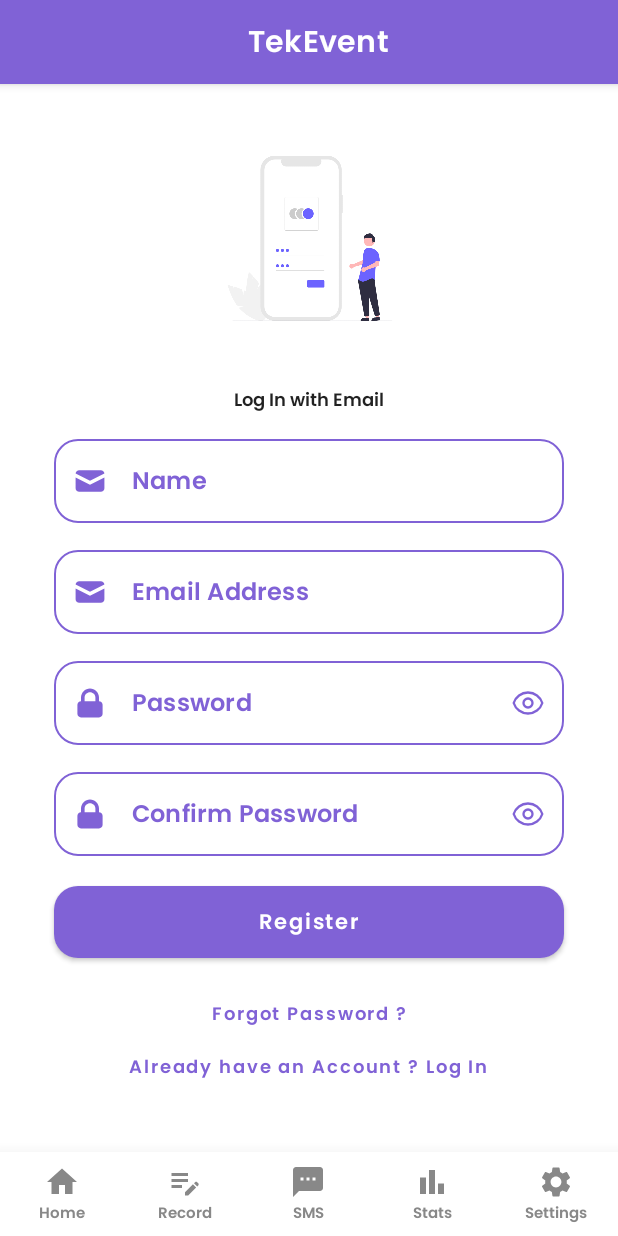
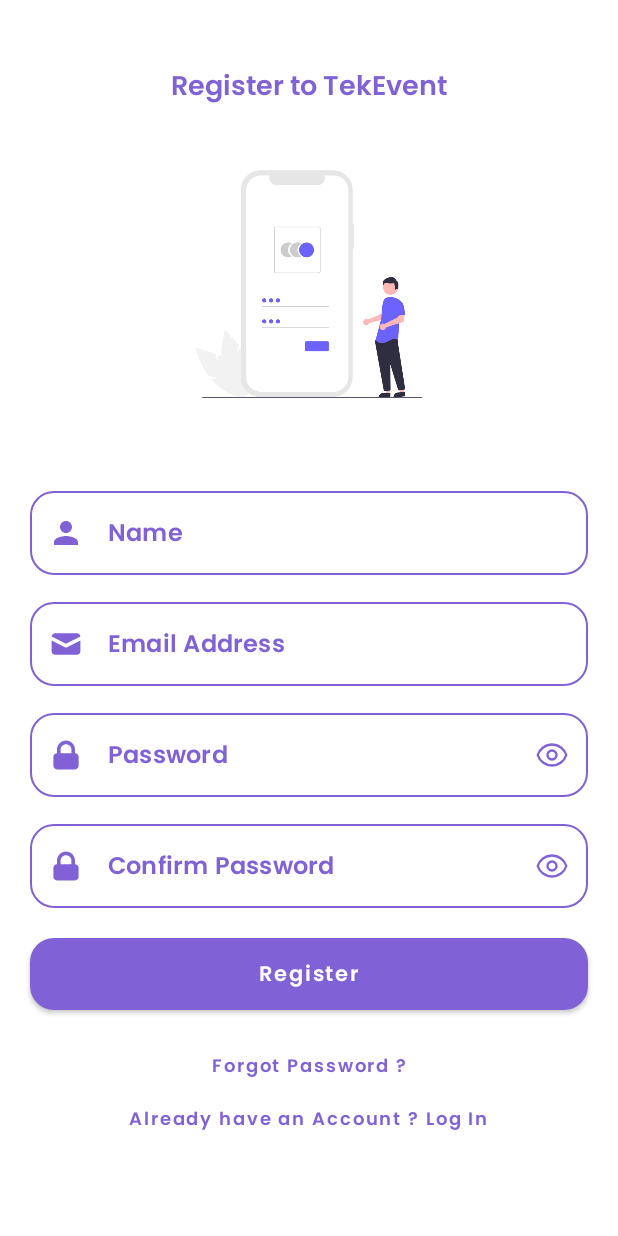
Before and after one commit to samAricha/Tek_Event_Android_Client, an Android app built with Jetpack Compose: the composable RootNavGraph shown on its own in the app's theme, after a tap on "Don't have an Account ? Sign Up", on a phone screen of 412 x 824 dp. Run offline under Robolectric (Android 15) with nearby library versions, the phone set to English and light mode, and no system bars; our stand-ins replace Dagger/Hilt's generated code, accompanist; libraries missing offline, so code that uses them is left out: com.jakewharton.retrofit2; network calls fail.

Commit message:
touch up on login and RegistrationScreen.kt

```diff
--- a/app/src/main/java/teka/android/tekeventandroidclient/MainAppScreen.kt
+++ b/app/src/main/java/teka/android/tekeventandroidclient/MainAppScreen.kt
@@ -181,13 +181,14 @@ fun MainAppScreen() {
         }
         ) {
             Box(modifier = Modifier.padding(bottom = 60.dp)) {
-                val authViewModel: AuthViewModel = hiltViewModel()
-                val isLoggedInState = authViewModel.isLoggedIn.collectAsState()
-                if(!isLoggedInState.value){
-                    RootNavGraph(navController = navHostController, startDestination = AUTH_GRAPH_ROUTE)
-                }else{
-                    MainNavGraph(navController = navHostController)
-                }
+                MainNavGraph(navController = navHostController)
+//                val authViewModel: AuthViewModel = hiltViewModel()
+//                val isLoggedInState = authViewModel.isLoggedIn.collectAsState()
+//                if(!isLoggedInState.value){
+//                    RootNavGraph(navController = navHostController, startDestination = AUTH_GRAPH_ROUTE)
+//                }else{
+//
+//                }
 
             }
         }
--- a/app/src/main/java/teka/android/tekeventandroidclient/navigation/RootNavGraph.kt
+++ b/app/src/main/java/teka/android/tekeventandroidclient/navigation/RootNavGraph.kt
@@ -1,10 +1,14 @@
 package teka.android.tekeventandroidclient.navigation
 
 import androidx.compose.runtime.Composable
+import androidx.compose.runtime.collectAsState
+import androidx.hilt.navigation.compose.hiltViewModel
 import androidx.navigation.NavHostController
 import androidx.navigation.compose.NavHost
 import androidx.navigation.compose.composable
 import teka.android.tekeventandroidclient.MainAppScreen
+import teka.android.tekeventandroidclient.presentation.auth.AuthViewModel
+import teka.android.tekeventandroidclient.presentation.auth.login.LoginScreen
 
 @Composable
 fun RootNavGraph(
@@ -21,7 +25,14 @@ fun RootNavGraph(
 
 
         composable(route = To_MAIN_GRAPH_ROUTE){
-            MainAppScreen()
+            val authViewModel: AuthViewModel = hiltViewModel()
+            val isLoggedInState = authViewModel.isLoggedIn.collectAsState()
+            if(!isLoggedInState.value){
+                LoginScreen(navController)
+            }else{
+                MainAppScreen()
+            }
+
         }
 
     }
--- a/app/src/main/java/teka/android/tekeventandroidclient/presentation/auth/login/LoginScreen.kt
+++ b/app/src/main/java/teka/android/tekeventandroidclient/presentation/auth/login/LoginScreen.kt
@@ -4,6 +4,7 @@ import android.util.Log
 import android.widget.Toast
 import androidx.compose.foundation.Image
 import androidx.compose.foundation.layout.*
+import androidx.compose.foundation.lazy.LazyColumn
 import androidx.compose.foundation.text.KeyboardOptions
 import androidx.compose.material.*
 import androidx.compose.runtime.*
@@ -57,75 +58,84 @@ fun LoginScreen(
     }
 
 
-    Column() {
-
+    LazyColumn() {
+        item {
         Box(
             contentAlignment = Alignment.BottomCenter,
-            modifier = Modifier
+            modifier = Modifier.padding(top = 10.dp)
         ) {
             Column(
                 horizontalAlignment = Alignment.CenterHorizontally,
-                modifier = Modifier
-                    .padding(top = 100.dp),
             ) {
+                Text(
+                    text = "Welcome to TekEvent",
+                    fontSize = 18.sp,
+                    color = PrimaryColor,
+                    modifier = Modifier
+                        .fillMaxWidth()
+                        .padding(top = 10.dp),
+                    textAlign = TextAlign.Center,
+                    fontWeight = FontWeight.Bold,
+                )
+                Spacer(modifier = Modifier.height(20.dp))
                 Image(
                     painter = painterResource(id = R.drawable.access),
-                    contentDescription = "Sms Logo",
+                    contentDescription = "Accept Svg",
                     modifier = Modifier
-                        .size(150.dp)
-                        .padding(bottom = 16.dp),
+                        .size(250.dp)
+                        .padding(bottom = 6.dp),
                     contentScale = ContentScale.Fit
                 )
                 Spacer(modifier = Modifier.height(20.dp))
-                Text(
-                    text = "Welcome to TekEvent",
-                    fontSize = 28.sp,
-                    color = PrimaryColor,
-                    modifier = Modifier
-                        .fillMaxWidth()
-                        .padding(horizontal = 30.dp),
-                    textAlign = TextAlign.Center,
-                    fontWeight = FontWeight.Bold,
-                )
+//                Text(
+//                    text = "Welcome from TekEvent",
+//                    fontSize = 18.sp,
+//                    color = PrimaryColor,
+//                    modifier = Modifier
+//                        .fillMaxWidth()
+//                        .padding(horizontal = 30.dp),
+//                    textAlign = TextAlign.Center,
+//                    fontWeight = FontWeight.Bold,
+//                )
 
-                Button(
-                    onClick = { },
-                    colors = ButtonDefaults.buttonColors(
-                        backgroundColor = Color.White
-                    ),
-                    contentPadding = PaddingValues(horizontal = 20.dp, vertical = 10.dp),
-                    modifier = Modifier.padding(top = 20.dp),
-                    shape = Shapes.large
-                ) {
-                    Row(verticalAlignment = Alignment.CenterVertically) {
-                        Icon(
-                            painter = painterResource(id = R.drawable.ic_google),
-                            contentDescription = "",
-                            tint = Color.Unspecified,
-                            modifier = Modifier.size(26.dp)
-                        )
-                        Spacer(modifier = Modifier.width(20.dp))
-                        Text(text = "Continue with Google", color = PrimaryColor, fontSize = 16.sp)
-                    }
-                }
+//                Button(
+//                    onClick = { },
+//                    colors = ButtonDefaults.buttonColors(
+//                        backgroundColor = Color.White
+//                    ),
+//                    contentPadding = PaddingValues(horizontal = 20.dp, vertical = 10.dp),
+//                    modifier = Modifier.padding(top = 20.dp),
+//                    shape = Shapes.large
+//                ) {
+//                    Row(verticalAlignment = Alignment.CenterVertically) {
+//                        Icon(
+//                            painter = painterResource(id = R.drawable.ic_google),
+//                            contentDescription = "",
+//                            tint = Color.Unspecified,
+//                            modifier = Modifier.size(26.dp)
+//                        )
+//                        Spacer(modifier = Modifier.width(20.dp))
+//                        Text(text = "Continue with Google", color = PrimaryColor, fontSize = 16.sp)
+//                    }
+//                }
 
 
                 Card(
                     modifier = Modifier
                         .fillMaxWidth()
-                        .padding(top = 20.dp),
+                        .padding(top = 6.dp),
                     backgroundColor = Color.White,
                     elevation = 0.dp,
                     shape = BottomBoxShape.medium
                 ) {
 
                     Column(horizontalAlignment = Alignment.CenterHorizontally) {
-                        Text(
-                            text = "Log In with Email",
-//                            fontFamily = Poppins,
-                            fontSize = 12.sp,
-                            modifier = Modifier.padding(top = 16.dp)
-                        )
+//                        Text(
+//                            text = "Log In with Email",
+////                            fontFamily = Poppins,
+//                            fontSize = 12.sp,
+//                            modifier = Modifier.padding(top = 16.dp)
+//                        )
 
                         OutlinedTextField(
                             value = email,
@@ -213,7 +223,7 @@ fun LoginScreen(
 //                            Log.d("TAG2", splashViewModel.isLoading.value.toString())
                             onClick = {
                                 authViewModel.login(email, password)
-                                      },
+                            },
                             modifier = Modifier
                                 .fillMaxWidth()
                                 .padding(horizontal = 20.dp)
@@ -233,7 +243,8 @@ fun LoginScreen(
 
                         TextButton(
                             onClick = {
-                                Toast.makeText(mContext, "Feature coming soon", Toast.LENGTH_SHORT).show()
+                                Toast.makeText(mContext, "Feature coming soon", Toast.LENGTH_SHORT)
+                                    .show()
 
                             },
                             contentPadding = PaddingValues(vertical = 0.dp)
@@ -247,7 +258,7 @@ fun LoginScreen(
                         }
                         TextButton(
                             onClick = {
-                                      navController.navigate(route = Screen.RegisterScreen.route)
+                                navController.navigate(route = Screen.RegisterScreen.route)
                             },
                             contentPadding = PaddingValues(vertical = 0.dp)
                         ) {
@@ -263,6 +274,7 @@ fun LoginScreen(
             }
         }
     }
+    }
 }
 
 @Preview
--- a/app/src/main/java/teka/android/tekeventandroidclient/presentation/auth/registration/RegistrationScreen.kt
+++ b/app/src/main/java/teka/android/tekeventandroidclient/presentation/auth/registration/RegistrationScreen.kt
@@ -11,6 +11,7 @@ import androidx.compose.foundation.layout.fillMaxWidth
 import androidx.compose.foundation.layout.height
 import androidx.compose.foundation.layout.padding
 import androidx.compose.foundation.layout.size
+import androidx.compose.foundation.lazy.LazyColumn
 import androidx.compose.foundation.text.KeyboardOptions
 import androidx.compose.material.Button
 import androidx.compose.material.ButtonDefaults
@@ -34,9 +35,11 @@ import androidx.compose.ui.graphics.Color
 import androidx.compose.ui.layout.ContentScale
 import androidx.compose.ui.platform.LocalContext
 import androidx.compose.ui.res.painterResource
+import androidx.compose.ui.text.font.FontWeight
 import androidx.compose.ui.text.input.KeyboardType
 import androidx.compose.ui.text.input.PasswordVisualTransformation
 import androidx.compose.ui.text.input.VisualTransformation
+import androidx.compose.ui.text.style.TextAlign
 import androidx.compose.ui.unit.dp
 import androidx.compose.ui.unit.sp
 import androidx.hilt.navigation.compose.hiltViewModel
@@ -62,6 +65,7 @@ fun RegisterScreen(
     var passwordConfirmation by remember { mutableStateOf("") }
     val isRegisteredState = authViewModel.isRegistered.collectAsState()
     var isPasswordOpen by remember { mutableStateOf(false) }
+    var isPasswordConfirmationOpen by remember { mutableStateOf(false) }
     val mContext = LocalContext.current
 
 
@@ -81,17 +85,16 @@ fun RegisterScreen(
 
 
 
-    Column(
+    LazyColumn(
         modifier = Modifier
-            .fillMaxSize()
-            .padding(16.dp),
+            .fillMaxSize(),
         horizontalAlignment = Alignment.CenterHorizontally,
         verticalArrangement = Arrangement.Center
     ) {
+        item {
             Card(
                 modifier = Modifier
-                .fillMaxWidth()
-                .padding(top = 20.dp),
+                    .fillMaxWidth(),
                 backgroundColor = Color.White,
                 elevation = 0.dp,
                 shape = BottomBoxShape.medium
@@ -99,21 +102,25 @@ fun RegisterScreen(
 
                 Column(horizontalAlignment = Alignment.CenterHorizontally) {
 
+                    Text(
+                        text = "Register to TekEvent",
+                        fontSize = 18.sp,
+                        color = PrimaryColor,
+                        modifier = Modifier
+                            .fillMaxWidth()
+                            .padding(top = 10.dp),
+                        textAlign = TextAlign.Center,
+                        fontWeight = FontWeight.Bold,
+                    )
+                    Spacer(modifier = Modifier.height(20.dp))
                     Image(
                         painter = painterResource(id = R.drawable.access),
-                    contentDescription = "Sms Logo",
+                        contentDescription = "Accept Svg",
                         modifier = Modifier
-                        .size(150.dp)
-                        .padding(bottom = 16.dp),
+                            .size(200.dp),
                         contentScale = ContentScale.Fit
                     )
-
-                Text(
-                    text = "Log In with Email",
-//                            fontFamily = Poppins,
-                    fontSize = 12.sp,
-                    modifier = Modifier.padding(top = 16.dp)
-                )
+                    Spacer(modifier = Modifier.height(20.dp))
 
                     OutlinedTextField(
                         value = userName,
@@ -138,7 +145,7 @@ fun RegisterScreen(
                         singleLine = true,
                         leadingIcon = {
                             Icon(
-                            painter = painterResource(id = R.drawable.ic_email),
+                                painter = painterResource(id = R.drawable.baseline_person_24),
                                 contentDescription = "",
                                 modifier = Modifier.size(24.dp),
                                 tint = PrimaryColor
@@ -257,8 +264,8 @@ fun RegisterScreen(
                             )
                         },
                         trailingIcon = {
-                        IconButton(onClick = { isPasswordOpen = !isPasswordOpen }) {
-                            if (!isPasswordOpen) {
+                            IconButton(onClick = { isPasswordConfirmationOpen = !isPasswordConfirmationOpen }) {
+                                if (!isPasswordConfirmationOpen) {
                                     Icon(
                                         painter = painterResource(id = R.drawable.ic_eye_open),
                                         contentDescription = "",
@@ -301,7 +308,8 @@ fun RegisterScreen(
 
                     TextButton(
                         onClick = {
-                        Toast.makeText(mContext, "Feature coming soon", Toast.LENGTH_SHORT).show()
+                            Toast.makeText(mContext, "Feature coming soon", Toast.LENGTH_SHORT)
+                                .show()
 
                         },
                         contentPadding = PaddingValues(vertical = 0.dp)
@@ -328,3 +336,4 @@ fun RegisterScreen(
             }
         }
     }
+}
```
Lines whose indentation alone changed are shown as unchanged.
